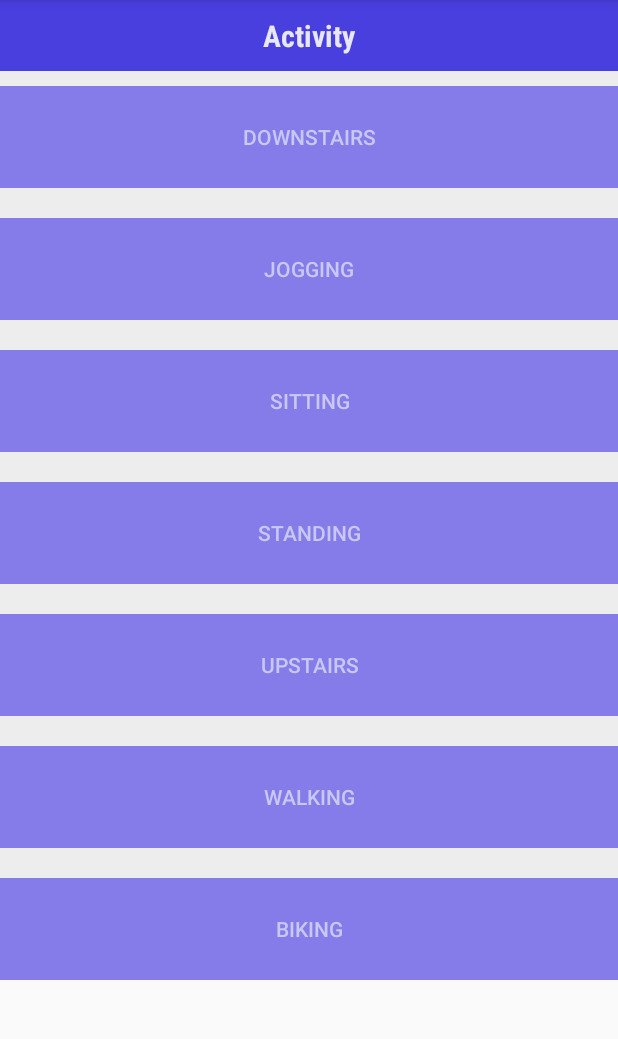
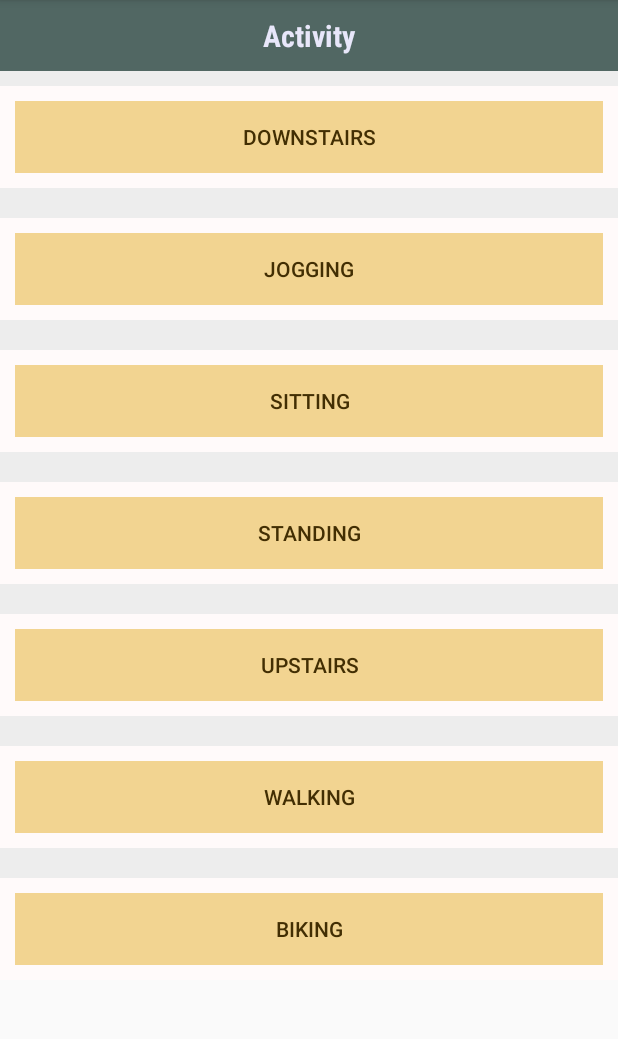
Before and after one commit to aditi17goel/ActivityRecognition, an Android app: the screen it shows after launch (MainActivity), on a phone screen of 412 x 824 dp, the part 84-1123 px from its top. Run offline under Robolectric (Android 15) with nearby library versions, the phone set to English and light mode, and no system bars; libraries missing offline, so code that uses them is left out: org.tensorflow.contrib; 2 statements that could not run were skipped.

Commit message:
git commit -m "ui"

```diff
--- a/HAR-Android-App/app/src/main/res/layout/activity_main.xml
+++ b/HAR-Android-App/app/src/main/res/layout/activity_main.xml
@@ -16,7 +16,7 @@
         android:id="@+id/title_row"
         android:layout_width="match_parent"
         android:layout_height="match_parent"
-        android:background="#493ede"
+        android:background="#516763"
         android:padding="10dp"
         android:textAlignment="center">
 
@@ -37,7 +37,7 @@
         android:layout_width="fill_parent"
         android:layout_height="fill_parent"
         android:layout_marginTop="10dp"
-        android:background="#857be9"
+        android:background="#fffafa"
         android:padding="10dp">
 
 
@@ -46,9 +46,9 @@
             android:layout_width="10dp"
             android:layout_height="wrap_content"
             android:layout_weight="1"
-            android:background="#857be9"
-            android:textColor="#C9C7F3"
-            android:text="@string/downstairs"/>
+            android:background="#F2D491"
+            android:text="@string/downstairs"
+            android:textColor="#422E03" />
 
     </TableRow>
 
@@ -57,7 +57,7 @@
             android:layout_width="fill_parent"
             android:layout_height="fill_parent"
             android:layout_marginTop="20dp"
-            android:background="#857be9"
+            android:background="#fffafa"
             android:padding="10dp">
 
 
@@ -66,9 +66,9 @@
                 android:layout_width="10dp"
                 android:layout_height="wrap_content"
                 android:layout_weight="1"
-                android:background="#857be9"
-                android:textColor="#C9C7F3"
-                android:text="@string/jogging" />
+                android:background="#F2D491"
+                android:text="@string/jogging"
+                android:textColor="#422E03" />
 
 
         </TableRow>
@@ -78,7 +78,7 @@
             android:layout_width="fill_parent"
             android:layout_height="fill_parent"
             android:layout_marginTop="20dp"
-            android:background="#857be9"
+            android:background="#fffafa"
             android:padding="10dp">
 
 
@@ -87,9 +87,9 @@
                 android:layout_width="10dp"
                 android:layout_height="wrap_content"
                 android:layout_weight="1"
-                android:background="#857be9"
-                android:textColor="#C9C7F3"
-                android:text="@string/sitting" />
+                android:background="#F2D491"
+                android:text="@string/sitting"
+                android:textColor="#422E03" />
 
 
         </TableRow>
@@ -99,7 +99,7 @@
             android:layout_width="fill_parent"
             android:layout_height="fill_parent"
             android:layout_marginTop="20dp"
-            android:background="#857be9"
+            android:background="#fffafa"
             android:padding="10dp">
 
 
@@ -108,9 +108,9 @@
                 android:layout_width="10dp"
                 android:layout_height="wrap_content"
                 android:layout_weight="1"
-                android:background="#857be9"
-                android:textColor="#C9C7F3"
-                android:text="@string/standing" />
+                android:background="#F2D491"
+                android:text="@string/standing"
+                android:textColor="#422E03" />
 
 
         </TableRow>
@@ -120,7 +120,7 @@
             android:layout_width="match_parent"
             android:layout_height="match_parent"
             android:layout_marginTop="20dp"
-            android:background="#857be9"
+            android:background="#fffafa"
             android:padding="10dp">
 
             <Button
@@ -128,9 +128,9 @@
                 android:layout_width="10dp"
                 android:layout_height="wrap_content"
                 android:layout_weight="1"
-                android:background="#857be9"
-                android:textColor="#C9C7F3"
-                android:text="@string/upstairs" />
+                android:background="#F2D491"
+                android:text="@string/upstairs"
+                android:textColor="#422E03" />
 
 
         </TableRow>
@@ -140,7 +140,7 @@
             android:layout_width="match_parent"
             android:layout_height="match_parent"
             android:layout_marginTop="20dp"
-            android:background="#857be9"
+            android:background="#fffafa"
             android:padding="10dp">
 
             <Button
@@ -148,9 +148,9 @@
                 android:layout_width="10dp"
                 android:layout_height="wrap_content"
                 android:layout_weight="1"
-                android:background="#857be9"
-                android:textColor="#C9C7F3"
-                android:text="@string/walking" />
+                android:background="#F2D491"
+                android:text="@string/walking"
+                android:textColor="#422E03" />
 
 
         </TableRow>
@@ -160,7 +160,7 @@
             android:layout_width="match_parent"
             android:layout_height="152dp"
             android:layout_marginTop="20dp"
-            android:background="#857be9"
+            android:background="#fffafa"
             android:padding="10dp">
 
 
@@ -169,9 +169,9 @@
                 android:layout_width="10dp"
                 android:layout_height="wrap_content"
                 android:layout_weight="1"
-                android:background="#857be9"
-                android:textColor="#C9C7F3"
-                android:text="@string/biking" />
+                android:background="#F2D491"
+                android:text="@string/biking"
+                android:textColor="#422E03" />
 
 
         </TableRow>
```
Also changed, not shown: HAR-Android-App/app/src/main/java/aditi/sensor_based_har/MainActivity.java (+14 -14 lines).
